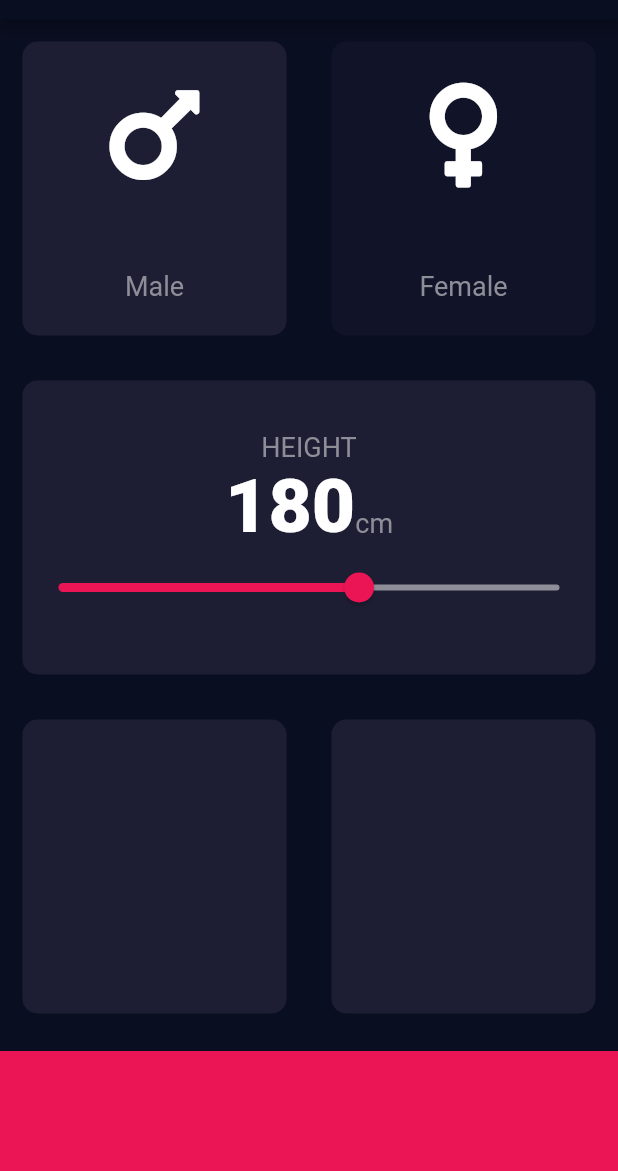
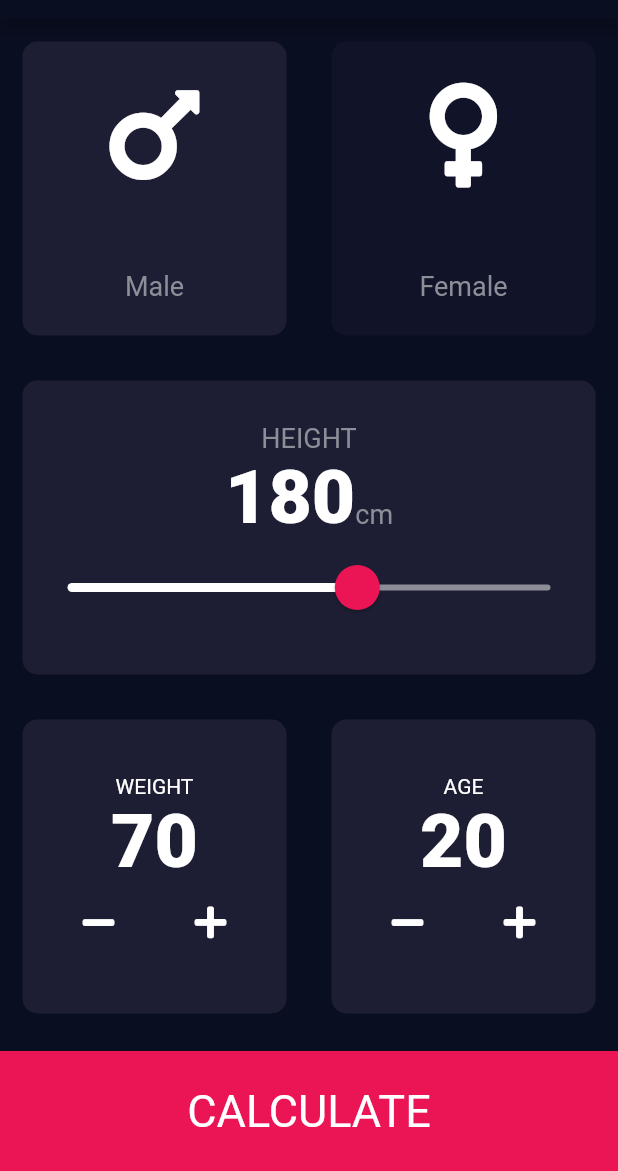
Before and after one commit to sjdnye/BMI_Calculator_Flutter, a Flutter app: the screen it shows after launch, on a phone screen of 412 x 824 dp, the part 65-1236 px from its top. Run offline on Flutter 3.47's test engine with Material 2 defaults, Android fonts, the phone set to English and light mode, and no system bars; our stand-ins replace font_awesome_flutter; missing offline and left inert: dart:ffi.

Commit message:
complete home screen ui

```diff
--- /dev/null
+++ b/lib/editable_number_content.dart
@@ -0,0 +1,46 @@
+import 'dart:ffi';
+import 'package:font_awesome_flutter/font_awesome_flutter.dart';
+import 'package:flutter/material.dart';
+import 'constant.dart';
+
+class EditableNumber extends StatelessWidget {
+  EditableNumber(
+      {required this.label,
+      required this.number,
+      required this.clickedMinus,
+      required this.clickedPlus});
+  final String label;
+  final int number;
+  final Function clickedMinus;
+  final clickedPlus;
+
+  @override
+  Widget build(BuildContext context) {
+    return Column(
+      mainAxisAlignment: MainAxisAlignment.center,
+      children: <Widget>[
+        Text(label),
+        Text(
+          number.toString(),
+          style: kNumberTextStyle,
+        ),
+        Row(
+          mainAxisAlignment: MainAxisAlignment.spaceEvenly,
+          children: <Widget>[
+            IconButton(
+              onPressed: () {
+                clickedMinus();
+              },
+              icon: Icon(FontAwesomeIcons.minus),
+            ),
+            IconButton(
+                onPressed: () {
+                  clickedPlus();
+                },
+                icon: Icon(FontAwesomeIcons.plus))
+          ],
+        )
+      ],
+    );
+  }
+}
--- a/lib/input_page.dart
+++ b/lib/input_page.dart
@@ -1,3 +1,4 @@
+import 'package:bmi_flutter/editable_number_content.dart';
 import 'package:flutter/material.dart';
 import 'package:font_awesome_flutter/font_awesome_flutter.dart';
 import 'package:bmi_flutter/reusable_card.dart';
@@ -14,6 +15,8 @@ class InputPage extends StatefulWidget {
 class _InputPageState extends State<InputPage> {
   GenderClass clickedGender = GenderClass.Male;
   int height = 180;
+  int weight = 70;
+  int age = 20;
 
   @override
   Widget build(BuildContext context) {
@@ -85,17 +88,28 @@ class _InputPageState extends State<InputPage> {
                         ),
                       ],
                     ),
-                    Slider(
+                    SliderTheme(
+                      data: SliderTheme.of(context).copyWith(
+                          activeTrackColor: Colors.white,
+                          inactiveTrackColor: kSliderInActiveColor,
+                          overlayColor: Color(0x29eb1555),
+                          thumbColor: Color(0xffeb1555),
+                          thumbShape:
+                              RoundSliderThumbShape(enabledThumbRadius: 15.0),
+                          overlayShape:
+                              RoundSliderOverlayShape(overlayRadius: 30.0)),
+                      child: Slider(
                         value: height.toDouble(),
                         onChanged: (double newValue) {
-                        setState(() {
+                          setState(
+                            () {
                               height = newValue.round().toInt();
-                        });
+                            },
+                          );
                         },
                         min: 120.0,
                         max: 220.0,
-                      activeColor: kSliderActiveColor,
-                      inactiveColor: kSliderInActiveColor,
+                      ),
                     )
                   ],
                 ),
@@ -109,14 +123,38 @@ class _InputPageState extends State<InputPage> {
                     child: ReusableCard(
                       colour: kActiveCardColor,
                       onPress: () {},
-                      cardChild: Column(),
+                      cardChild: EditableNumber(
+                          label: "WEIGHT",
+                          number: weight,
+                          clickedMinus: () {
+                            setState(() {
+                              weight--;
+                            });
+                          },
+                          clickedPlus: () {
+                            setState(() {
+                              weight++;
+                            });
+                          }),
                     ),
                   ),
                   Expanded(
                     child: ReusableCard(
                       colour: kActiveCardColor,
                       onPress: () {},
-                      cardChild: Column(),
+                      cardChild: EditableNumber(
+                          label: "AGE",
+                          number: age,
+                          clickedMinus: () {
+                            setState(() {
+                              age--;
+                            });
+                          },
+                          clickedPlus: () {
+                            setState(() {
+                              age++;
+                            });
+                          }),
                     ),
                   ),
                 ],
@@ -127,6 +165,12 @@ class _InputPageState extends State<InputPage> {
               margin: const EdgeInsets.only(top: 10.0),
               width: double.infinity,
               height: kBottomContainerHeight,
+              child: Center(
+                child: Text(
+                  "CALCULATE",
+                  style: TextStyle(fontSize: 30.0),
+                ),
+              ),
             ),
           ],
         ),
```
Lines whose indentation alone changed are shown as unchanged.
